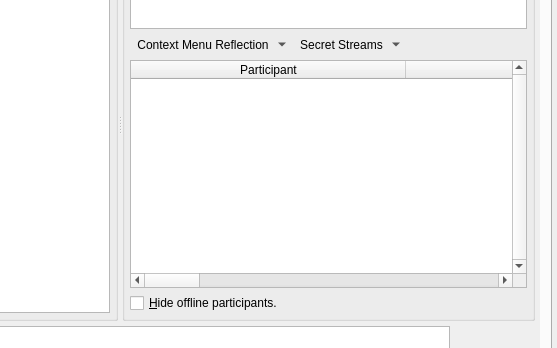
First picture: the form in branches/trunk/UI/spot-on-controlcenter.ui, repository textbrowser/spot-on, before the edit; both pictures show x 243 to 800 and y 138 to 486 of the 800 by 700 pixel window.
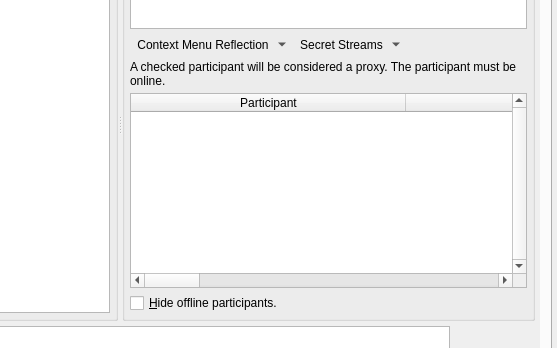
Second picture: the form after the edit. The open tabs and pages were chosen to show the change. Icons and pictures are not drawn. Custom widgets are drawn as their Qt base class.

Commit message: Minimum column width.

Patch:
```diff
--- a/branches/trunk/UI/spot-on-controlcenter.ui
+++ b/branches/trunk/UI/spot-on-controlcenter.ui
@@ -790,6 +790,16 @@
                        </item>
                       </layout>
                      </item>
+                     <item>
+                      <widget class="QLabel" name="label_123">
+                       <property name="text">
+                        <string>A checked participant will be considered a proxy. The participant must be online.</string>
+                       </property>
+                       <property name="wordWrap">
+                        <bool>true</bool>
+                       </property>
+                      </widget>
+                     </item>
                      <item>
                       <widget class="QTableWidget" name="participants">
                        <property name="verticalScrollBarPolicy">
@@ -810,6 +820,9 @@
                        <property name="sortingEnabled">
                         <bool>true</bool>
                        </property>
+                       <attribute name="horizontalHeaderMinimumSectionSize">
+                        <number>150</number>
+                       </attribute>
                        <attribute name="horizontalHeaderDefaultSectionSize">
                         <number>275</number>
                        </attribute>
```
